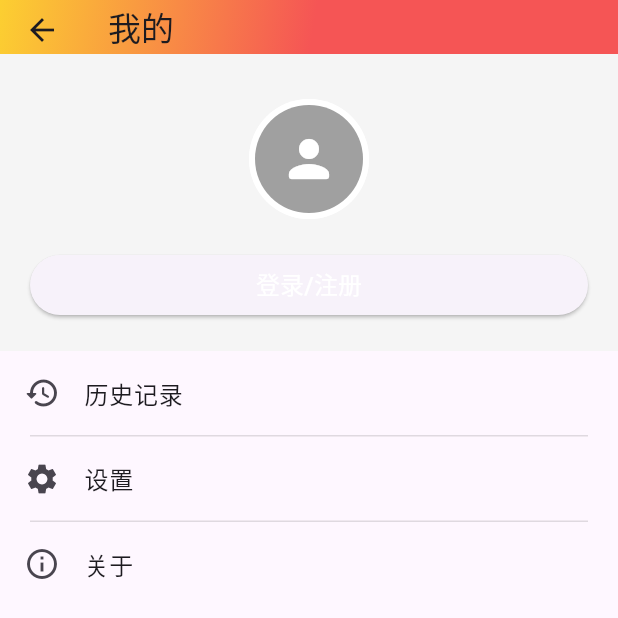
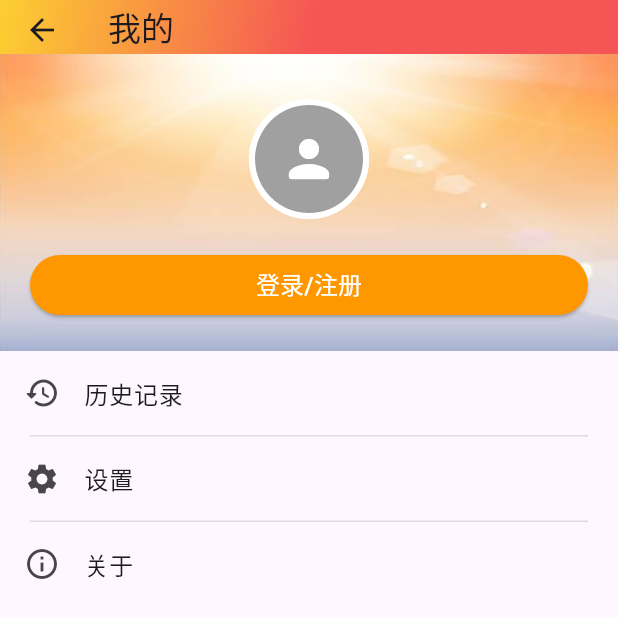
Before and after one commit to ayqy/running, a Flutter app: the Profile screen opened directly, on a phone screen of 412 x 824 dp. Shown: the top 618 px of the screen. Run offline on Flutter 3.47's test engine with Material 3 defaults, Android fonts, the phone set to English and light mode, and no system bars; drawn by our look-alikes of circular_profile_avatar; our stand-ins replace audio_service, connectivity_plus, date_format, device_info_plus, dio, email_validator and 10 more; missing offline and left inert: amap_flutter_base, amap_flutter_location, amap_flutter_map, flutter_mute, fluwx, volume_controller and 1 more; accounts and stored records are empty.

Commit message:
fix: UI style issue

```diff
--- a/lib/login.dart
+++ b/lib/login.dart
@@ -252,6 +252,7 @@ class _LoginState extends State<Login> {
                       const SizedBox(height: 20),
                       ElevatedButton(
                         style: ElevatedButton.styleFrom(
+                          backgroundColor: Colors.orange, // 添加橙色背景
                           minimumSize: const Size(double.infinity, 48),
                         ),
                         onPressed: formType == FormType.login ? _onLoginPressed : _onSignupPressed,
--- a/lib/main_button.dart
+++ b/lib/main_button.dart
@@ -134,6 +134,7 @@ class MainButtonWidgetState extends State<MainButton> {
           child: content != null ? FloatingActionButton(
             backgroundColor: isIdle ? Colors.orange : Colors.red,
             onPressed: () { _onPressed(model); },
+            shape: const CircleBorder(),
             child: content,
           ) : null, // This trailing comma makes auto-formatting nicer for build methods.
         );
--- a/lib/profile.dart
+++ b/lib/profile.dart
@@ -120,12 +120,12 @@ class _ProfileState extends State<Profile> {
         padding: EdgeInsets.zero,
         children: [
           Container(
-            decoration: BoxDecoration(
-              color: const Color(0xfff5f5f5),
-              image: isLoggedIn ? const DecorationImage(
+            decoration: const BoxDecoration(
+              color: Color(0xfff5f5f5),
+              image: DecorationImage(
                 image: AssetImage('images/orange-sky.png'),
                 fit: BoxFit.fill,
-              ) : null,
+              ),
             ),
             child: Column(
               crossAxisAlignment: CrossAxisAlignment.start,
@@ -186,8 +186,9 @@ class _ProfileState extends State<Profile> {
                       color: Colors.white,
                     ),
                   ) : ElevatedButton(
-                    style: ButtonStyle(
-                      minimumSize: MaterialStateProperty.all<Size>(const Size.fromHeight(40)),
+                    style: ElevatedButton.styleFrom(
+                      backgroundColor: Colors.orange, // 明确设置橙色
+                      minimumSize: const Size.fromHeight(40),
                     ),
                     onPressed: _onLoginPressed,
                     child: const Text(
```
Also changed, not shown: lib/util/audio.dart (+7 -6 lines).
